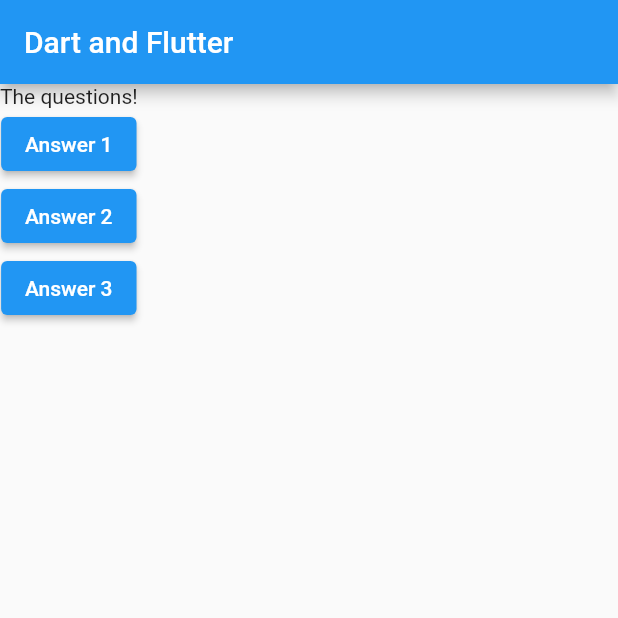
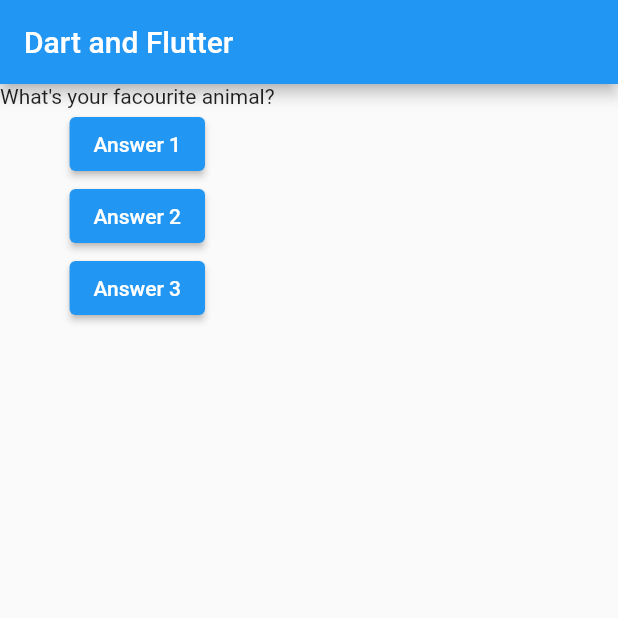
Before and after one commit to famousfishi/quiz-session-flutter, a Flutter app: the screen it shows after launch, after a tap on "Answer 1", on a phone screen of 412 x 824 dp, the top half of it. Run offline on Flutter 3.47's test engine with Material 2 defaults, Android fonts, the phone set to English and light mode, and no system bars.

```diff
--- a/lib/main.dart
+++ b/lib/main.dart
@@ -4,31 +4,38 @@ void main(){
  runApp(const MyApp());
 }
 
-class MyApp extends StatelessWidget{
+class MyApp extends StatefulWidget{
   const MyApp({Key? key}) : super(key: key);
-
-  void answerQuestion() {
-    print('Answer chosen');
-  }
-
 
 
   @override
+  State<MyApp> createState() => _MyAppState();
+}
+
+class _MyAppState extends State<MyApp> {
+ int questionIndex = 0;
+
+  void answerQuestion() {
+    setState(() {
+      questionIndex = questionIndex + 1;
+    });
+
+  }
+
+  @override
   Widget build(BuildContext context) {
-    List<String> questions = ['What\'s your favourite color?', 'What\'s your facourite animal?'];
+    List<String> questions = ['What\'s your favourite color?', 'What\'s your facourite animal?', 'What\'s your facourite meal?'];
     return  MaterialApp(home: Scaffold(
       appBar: AppBar(title: const Text("Dart and Flutter"),),
       body: Column(children:
        [
-         const Text('The questions!'),
+          Text(questions[questionIndex]),
           ElevatedButton(onPressed: answerQuestion, child: const Text('Answer 1')),
-          ElevatedButton(onPressed: answerQuestion, child: const Text('Answer 2')),
-          ElevatedButton(onPressed: answerQuestion, child: const Text('Answer 3')),
+          ElevatedButton(onPressed: ()=> print('answer 2 chosen'), child: const Text('Answer 2')),
+          ElevatedButton(onPressed: (){print('answer 3 chosen');}, child: const Text('Answer 3')),
       ],)
     ),
     debugShowCheckedModeBanner: false,
     );
   }
-
-
 }
```
